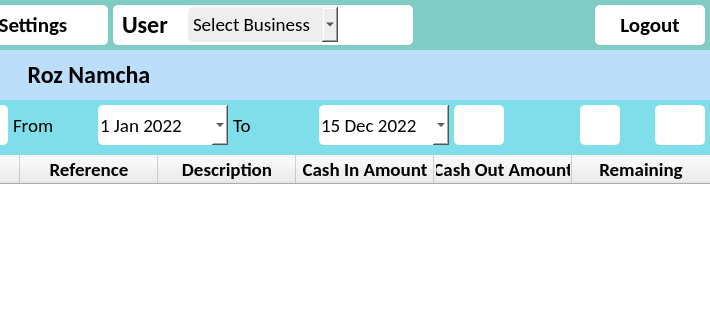
First picture: the form in ui/main_window.ui, repository CodeWithEhtisham/Digital-Khata, before the edit; both pictures show x 532 to 1242 and y 0 to 320 of the 1242 by 939 pixel window.
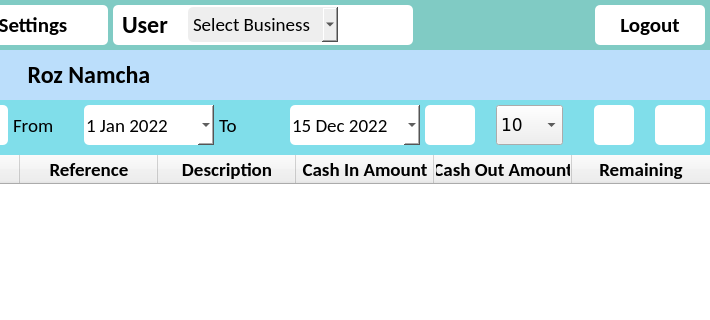
Second picture: the form after the edit. The open tabs and pages were chosen to show the change. Icons and pictures are not drawn.

Commit message: range added into tables

Diff of the .ui file:
```diff
--- a/ui/main_window.ui
+++ b/ui/main_window.ui
@@ -1598,6 +1598,47 @@
              </property>
             </widget>
            </item>
+           <item>
+           <widget class="QComboBox" name="select_range_roznamcha">
+            <property name="minimumSize">
+             <size>
+              <width>40</width>
+              <height>40</height>
+             </size>
+            </property>
+            <property name="font">
+             <font>
+              <family>Verdana</family>
+              <pointsize>13</pointsize>
+             </font>
+            </property>
+            <item>
+             <property name="text">
+              <string>10</string>
+             </property>
+            </item>
+            <item>
+             <property name="text">
+              <string>25</string>
+             </property>
+            </item>
+            <item>
+             <property name="text">
+              <string>50</string>
+             </property>
+            </item>
+            <item>
+             <property name="text">
+              <string>100</string>
+             </property>
+            </item>
+            <item>
+             <property name="text">
+              <string>All</string>
+             </property>
+            </item>
+           </widget>
+          </item>
            <item alignment="Qt::AlignRight">
             <widget class="QPushButton" name="btn_print_RN">
              <property name="minimumSize">
```
The commit also changes 4 other files.
